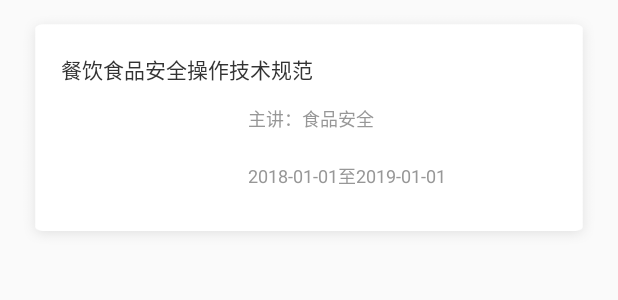
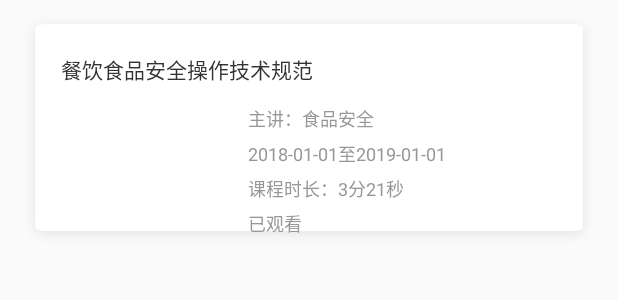
Before and after one commit to Osiris94/FoodSafety, an Android app: the layout item_study.xml on its own in the app's theme, with its tools: preview values and no code run, on a phone screen of 412 x 824 dp. Shown: the top 300 px of the screen. Run offline under Robolectric (Android 15) with nearby library versions, the phone set to English and light mode, and no system bars.

Commit message:
修改ui

```diff
--- a/app/build.gradle
+++ b/app/build.gradle
@@ -8,7 +8,7 @@ android {
         minSdkVersion 18
         targetSdkVersion 28
         versionCode 1
-        versionName "1.2"
+        versionName "1.3"
         testInstrumentationRunner "android.support.test.runner.AndroidJUnitRunner"
     }
     buildTypes {
--- a/app/src/main/java/com/osiris/food/home/fragment/MajorCourseFragment.java
+++ b/app/src/main/java/com/osiris/food/home/fragment/MajorCourseFragment.java
@@ -136,6 +136,7 @@ public class MajorCourseFragment extends BaseFragment {
                         studyCourse.setCourseName(bean.getTitle());
                         studyCourse.setStartTime(bean.getStart_time());
                         studyCourse.setVisited(bean.getVisited());
+                        studyCourse.setScore(bean.getScore());
                         //	studyCourse.setEndTime(learnsMajorBean.getData().getLesson().getEnd_time());
                         //	studyCourse.setCourseTime(bean.getTime());
                         //	studyCourse.setCourseLook(bean.getVisited());
--- a/app/src/main/java/com/osiris/food/home/fragment/PolicyRuleFragment.java
+++ b/app/src/main/java/com/osiris/food/home/fragment/PolicyRuleFragment.java
@@ -122,6 +122,8 @@ public class PolicyRuleFragment extends BaseFragment {
 						studyCourse.setCourseName(bean.getTitle());
 						studyCourse.setStartTime(bean.getStart_time());
 						studyCourse.setVisited(bean.getVisited());
+						studyCourse.setVisited(bean.getVisited());
+						studyCourse.setScore(bean.getScore());
 						//	studyCourse.setEndTime(learnsMajorBean.getData().getLesson().getEnd_time());
 						//	studyCourse.setCourseTime(bean.getTime());
 						//	studyCourse.setCourseLook(bean.getVisited());
--- a/app/src/main/res/layout/item_study.xml
+++ b/app/src/main/res/layout/item_study.xml
@@ -1,44 +1,41 @@
 <?xml version="1.0" encoding="utf-8"?>
 <LinearLayout xmlns:android="http://schemas.android.com/apk/res/android"
-              android:orientation="vertical"
     android:layout_width="wrap_content"
-              android:layout_height="wrap_content">
+    android:layout_height="wrap_content"
+    android:orientation="vertical">
 
 
     <RelativeLayout
         android:layout_width="match_parent"
         android:layout_height="@dimen/dp153"
-        android:background="@drawable/bg_item_my_study"
-        android:layout_marginRight="@dimen/dp15"
         android:layout_marginLeft="@dimen/dp15"
         android:layout_marginTop="@dimen/dp10"
+        android:layout_marginRight="@dimen/dp15"
         android:layout_marginBottom="@dimen/dp10"
-        >
+        android:background="@drawable/bg_item_my_study">
 
 
         <LinearLayout
             android:layout_width="match_parent"
             android:layout_height="match_parent"
-        android:orientation="vertical"
-        >
+            android:orientation="vertical">
 
 
             <TextView
                 android:id="@+id/tv_name"
                 android:layout_width="wrap_content"
                 android:layout_height="wrap_content"
+                android:layout_marginLeft="@dimen/dp25"
+                android:layout_marginTop="@dimen/dp25"
+                android:layout_marginRight="@dimen/dp25"
                 android:text="餐饮食品安全操作技术规范"
                 android:textColor="@color/txt_important_black_51"
-            android:textSize="@dimen/sp14"
-            android:layout_marginLeft="@dimen/dp25"
-            android:layout_marginTop="@dimen/dp25"
-            />
+                android:textSize="@dimen/sp14" />
 
             <LinearLayout
                 android:layout_width="match_parent"
                 android:layout_height="match_parent"
-            android:orientation="horizontal"
-            >
+                android:orientation="horizontal">
 
                 <ImageView
                     android:id="@+id/iv_cover"
@@ -53,10 +50,9 @@
                 <LinearLayout
                     android:layout_width="match_parent"
                     android:layout_height="match_parent"
+                    android:layout_marginLeft="@dimen/dp13"
                     android:layout_marginTop="@dimen/dp13"
-                android:layout_marginLeft="@dimen/dp13"
-                android:orientation="vertical"
-                >
+                    android:orientation="vertical">
                     <!-- 主讲：食品安全
                      2018-01-01至2019-01-01
                      课程时长：3分21秒
@@ -67,59 +63,46 @@
                         android:layout_height="wrap_content"
                         android:text="主讲：食品安全"
                         android:textColor="@color/txt_gray_151"
-                    android:textSize="@dimen/sp12"
-                    />
+                        android:textSize="@dimen/sp12" />
+
                     <TextView
                         android:id="@+id/tv_date"
                         android:layout_width="wrap_content"
                         android:layout_height="wrap_content"
+                        android:layout_marginTop="@dimen/dp5"
                         android:text="2018-01-01至2019-01-01"
-                    android:layout_marginTop="@dimen/dp20"
                         android:textColor="@color/txt_gray_151"
-                    android:textSize="@dimen/sp12"
-                    />
+                        android:textSize="@dimen/sp12" />
+
                     <TextView
                         android:id="@+id/tv_time"
                         android:layout_width="wrap_content"
                         android:layout_height="wrap_content"
+                        android:layout_marginTop="@dimen/dp5"
                         android:text="课程时长：3分21秒"
-                    android:visibility="gone"
                         android:textColor="@color/txt_gray_151"
-                    android:textSize="@dimen/sp12"
-                    />
+                        android:textSize="@dimen/sp12" />
+
                     <TextView
                         android:id="@+id/tv_look_time"
                         android:layout_width="wrap_content"
                         android:layout_height="wrap_content"
+                        android:layout_marginTop="@dimen/dp5"
                         android:text="已观看"
-                    android:visibility="gone"
                         android:textColor="@color/txt_gray_151"
-                    android:textSize="@dimen/sp12"
-                    />
-
-
+                        android:textSize="@dimen/sp12"/>
 
 
                 </LinearLayout>
 
 
-
+            </LinearLayout>
 
 
         </LinearLayout>
 
 
-
-    </LinearLayout>
-
-
-
-
-
-
-
     </RelativeLayout>
 
 
-
 </LinearLayout>
```
Also changed, not shown: app/src/main/java/com/osiris/food/exam/ExamResultActivity.java (+6 -4 lines), app/src/main/java/com/osiris/food/home/adapter/StudyNewsCourseAdapter.java (+10 -8 lines), app/src/main/java/com/osiris/food/home/fragment/ExamFragment.java (+5 -5 lines), app/src/main/java/com/osiris/food/model/LearnsPulicBean.java (+9 -0 lines), app/src/main/java/com/osiris/food/model/StudyCourse.java (+9 -0 lines), app/src/main/res/layout/item_study_news.xml (+23 -21 lines). Lines whose indentation alone changed are shown as unchanged.
